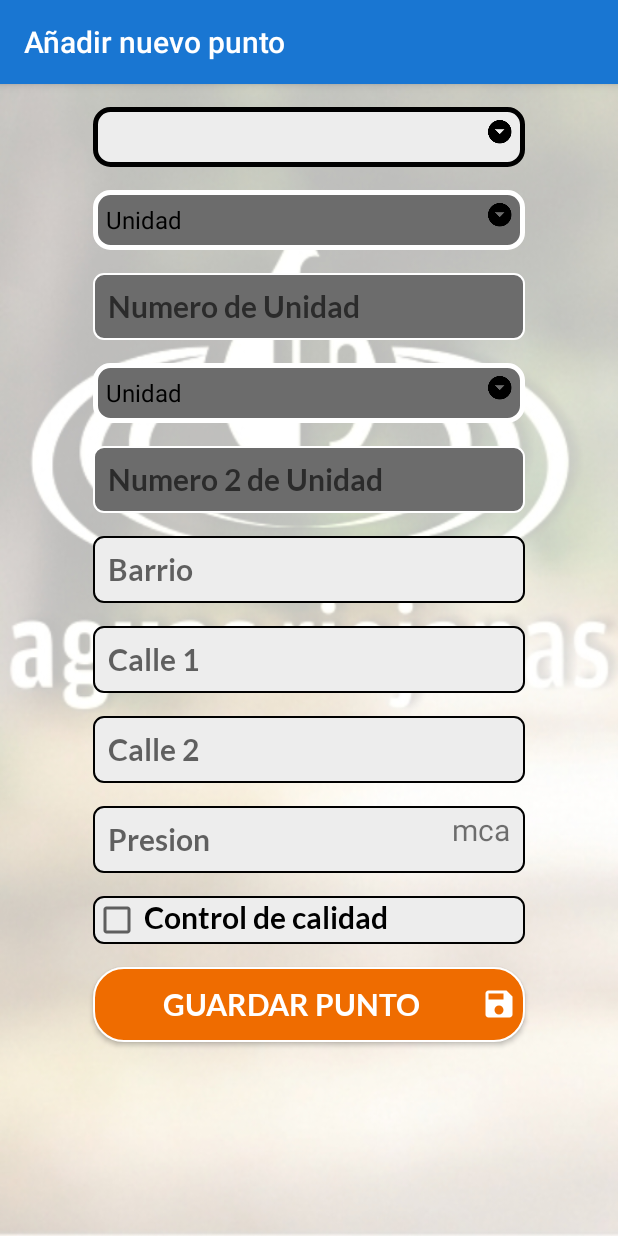
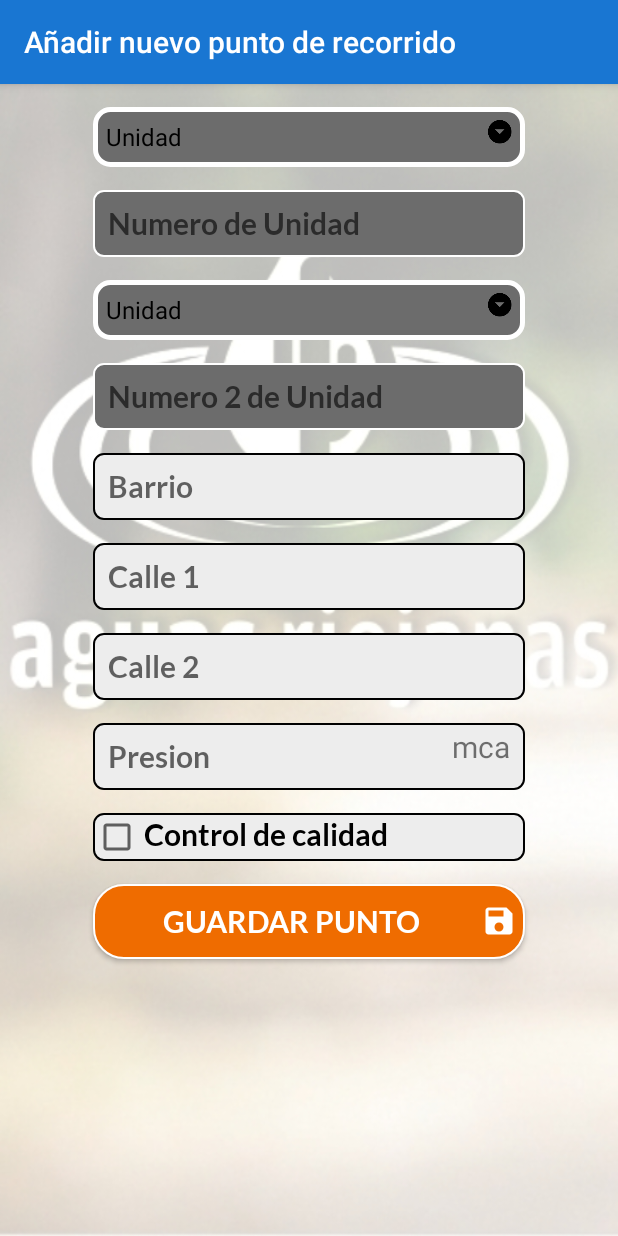
Before and after one commit to matyignacio/PresionAguasRiojanas, an Android app: the NuevoPuntoActivity screen opened directly, with no data from a screen before it, on a phone screen of 412 x 824 dp. Run offline under Robolectric (Android 15) with nearby library versions, the light colour scheme and no system bars; our stand-ins replace ButterKnife.

Commit message:
* Quito el spinner que permitia elegir el tipo de punto, ahora solo se cargara un nuevo punto dependiendo del mapa que se lance la activity. * Corregido validaciones y bugs

```diff
--- a/app/src/main/java/com/desarrollo/kuky/presionaguasriojanas/ui/presion/NuevoPuntoActivity.java
+++ b/app/src/main/java/com/desarrollo/kuky/presionaguasriojanas/ui/presion/NuevoPuntoActivity.java
@@ -20,7 +20,6 @@ import android.widget.Spinner;
 
 import com.desarrollo.kuky.presionaguasriojanas.R;
 import com.desarrollo.kuky.presionaguasriojanas.controlador.presion.PuntoPresionControlador;
-import com.desarrollo.kuky.presionaguasriojanas.controlador.presion.TipoPuntoControlador;
 import com.desarrollo.kuky.presionaguasriojanas.objeto.presion.PuntoPresion;
 import com.desarrollo.kuky.presionaguasriojanas.objeto.presion.TipoPresion;
 import com.desarrollo.kuky.presionaguasriojanas.objeto.presion.TipoPunto;
@@ -50,7 +49,6 @@ import static com.desarrollo.kuky.presionaguasriojanas.util.Util.FASTEST_UPDATE_
 import static com.desarrollo.kuky.presionaguasriojanas.util.Util.MAPA_CLIENTES;
 import static com.desarrollo.kuky.presionaguasriojanas.util.Util.MAPA_RECORRIDO;
 import static com.desarrollo.kuky.presionaguasriojanas.util.Util.MY_PERMISSIONS_REQUEST_ACCESS_FINE_LOCATION;
-import static com.desarrollo.kuky.presionaguasriojanas.util.Util.POSICION_SELECCIONADA;
 import static com.desarrollo.kuky.presionaguasriojanas.util.Util.REQUEST_CHECK_SETTINGS;
 import static com.desarrollo.kuky.presionaguasriojanas.util.Util.SPINNER_TIPO_UNIDAD;
 import static com.desarrollo.kuky.presionaguasriojanas.util.Util.SPINNER_TIPO_UNIDAD2;
@@ -82,10 +80,8 @@ public class NuevoPuntoActivity extends AppCompatActivity {
     // boolean flag to toggle the ui
     public Boolean mRequestingLocationUpdates;
     private EditText etUnidad, etUnidad2, etBarrio, etCalle1, etCalle2, etPresion;
-    private Spinner sTipoPunto, sTipoUnidad, sTipoUnidad2;
+    private Spinner sTipoUnidad, sTipoUnidad2;
     private ArrayList<EditText> inputs = new ArrayList<>();
-    private ArrayList<TipoPunto> tipoPuntos = new ArrayList<>();
-    private TipoPuntoControlador tipoPuntoControlador = new TipoPuntoControlador();
     private TipoPunto tipoPunto = new TipoPunto();
     private List<String> labelsTipoUnidad = new ArrayList<>();
 
@@ -95,8 +91,6 @@ public class NuevoPuntoActivity extends AppCompatActivity {
         setContentView(R.layout.activity_nuevo_punto);
         ButterKnife.bind(this);
         cbCalidad = findViewById(R.id.cbCalidad);
-        tipoPuntos = tipoPuntoControlador.extraerTodos(this);
-        //tvUnidad = findViewById(R.id.tvUnidad);
         bEnviarNuevoPunto = findViewById(R.id.bEnviarNuevoPunto);
         etUnidad = findViewById(R.id.etUnidad);
         etUnidad2 = findViewById(R.id.etUnidad2);
@@ -104,17 +98,14 @@ public class NuevoPuntoActivity extends AppCompatActivity {
         etCalle1 = findViewById(R.id.etCalle1);
         etCalle2 = findViewById(R.id.etCalle2);
         etPresion = findViewById(R.id.etPresion);
-        sTipoPunto = findViewById(R.id.sTipoPunto);
         sTipoUnidad = findViewById(R.id.sTipoUnidad);
         sTipoUnidad2 = findViewById(R.id.sTipoUnidad2);
         labelsTipoUnidad.add("Unidad");
         labelsTipoUnidad.add("Nis");
         labelsTipoUnidad.add("Medidor Aguas");
         labelsTipoUnidad.add("Medidor Edelar");
-        cargarSpinnerTipoPunto();
         cargarSpinnerTipoUnidad();
         /** SETEAMOS LOS TYPEFACES*/
-        //setPrimaryFont(this, tvUnidad);
         setPrimaryFontBold(this, etUnidad);
         setPrimaryFontBold(this, etUnidad2);
         setPrimaryFontBold(this, etBarrio);
@@ -128,9 +119,15 @@ public class NuevoPuntoActivity extends AppCompatActivity {
         inputs.add(etCalle1);
         // inputs.add(etCalle2); A ESTE LO COMENTO PORQUE NO ES OBLIGATORIO EL CAMPO
         inputs.add(etPresion);
+        if (getPreference(this, TIPO_MAPA, MAPA_RECORRIDO) == MAPA_CLIENTES) {
+            this.setTitle("Añadir nuevo cliente");
+            inputs.add(etUnidad);
+        } else {
+            this.setTitle("Añadir nuevo punto de recorrido");
+        }
         cbCalidad.setOnCheckedChangeListener((buttonView, isChecked) -> {
             if (isChecked) {
-                abrirFragmento(NuevoPuntoActivity.this, R.id.rlNuevoPunto, controlCalidadFragment);
+                abrirFragmento(this, R.id.rlNuevoPunto, controlCalidadFragment);
                 setEnabledInputs(false);
             } else {
                 setEnabledInputs(true);
@@ -254,6 +251,8 @@ public class NuevoPuntoActivity extends AppCompatActivity {
                 puntoPresion.setCloro(controlCalidadFragment.calidad.getCloro());
                 puntoPresion.setMuestra(controlCalidadFragment.calidad.getMuestra());
                 // AL TIPO PUNTO YA LO DEFINIMOS EN LA SELECCION DEL DROPDOWNLIST
+                // EDIT COMENTARIO ANTERIOR, ACA SE ASIGNA EL ID AL TIPO DE PUNTO
+                tipoPunto.setId(getPreference(NuevoPuntoActivity.this, TIPO_MAPA, MAPA_RECORRIDO));
                 puntoPresion.setTipoPunto(tipoPunto);
                 // INSERTAMOS EL NUEVO REGISTRO
                 puntoPresionControlador.insertar(puntoPresion, this);
@@ -338,43 +337,6 @@ public class NuevoPuntoActivity extends AppCompatActivity {
         }
     }
 
-    private void cargarSpinnerTipoPunto() {
-        int idTipoPunto = getPreference(NuevoPuntoActivity.this, TIPO_MAPA, MAPA_RECORRIDO);
-        List<String> labels = new ArrayList<>();
-        for (int i = 0; i < tipoPuntos.size(); i++) {
-            labels.add(tipoPuntos.get(i).getNombre());
-        }
-        Util.cargarSpinner(sTipoPunto,
-                this,
-                idTipoPunto,
-                labels,
-                () -> {
-                    tipoPunto.setId(getPreference(this, POSICION_SELECCIONADA, 1));
-                    if (getPreference(this, POSICION_SELECCIONADA, 1) == MAPA_CLIENTES) {
-                        etUnidad.setEnabled(true);
-                        sTipoUnidad.setEnabled(true);
-                        cargarSpinnerTipoUnidad();
-                        if (inputs.size() == 3) { /**EVALUAMOS SI UNIDAD YA PERTENECE A LOS CAMPOS A VALIDAR*/
-                            inputs.add(etUnidad);
-                        }
-                    } else {
-                        if (inputs.size() == 4) { /**EVALUAMOS SI UNIDAD YA PERTENECE A LOS CAMPOS A VALIDAR*/
-                            inputs.remove(3);
-                        }
-                        cargarSpinnerTipoUnidad();
-                        sTipoUnidad.setEnabled(false);
-                        etUnidad.setEnabled(false);
-                        etUnidad.setText("");
-                    }
-                    //mostrarMensaje(NuevoPuntoActivity.this, String.valueOf(tipoPunto.getId()));
-                    return null;
-                },
-                () -> {
-                    tipoPunto.setId(MAPA_RECORRIDO);
-                    return null;
-                });
-    }
-
     private void cargarSpinnerTipoUnidad() {
         Util.cargarSpinner(sTipoUnidad,
                 this,
@@ -396,7 +358,7 @@ public class NuevoPuntoActivity extends AppCompatActivity {
                     return null;
                 },
                 () -> null);
-        if (getPreference(this, POSICION_SELECCIONADA, 1) == MAPA_CLIENTES) {
+        if (getPreference(this, TIPO_MAPA, MAPA_RECORRIDO) == MAPA_CLIENTES) {
             //etUnidad.setHint("Numero de " + labelsTipoUnidad.get(sTipoUnidad.getSelectedItemPosition()));
             etUnidad.setBackgroundResource(R.drawable.et_redondo);
             sTipoUnidad.setBackgroundResource(R.drawable.sp_redondo);
@@ -417,15 +379,16 @@ public class NuevoPuntoActivity extends AppCompatActivity {
     private void setEnabledInputs(boolean enabled) {
         cbCalidad.setEnabled(enabled);
         bEnviarNuevoPunto.setEnabled(enabled);
-        etUnidad.setEnabled(enabled);
-        etUnidad2.setEnabled(enabled);
         etBarrio.setEnabled(enabled);
         etCalle1.setEnabled(enabled);
         etCalle2.setEnabled(enabled);
         etPresion.setEnabled(enabled);
-        sTipoPunto.setEnabled(enabled);
-        sTipoUnidad.setEnabled(enabled);
-        sTipoUnidad2.setEnabled(enabled);
+        if (getPreference(this, TIPO_MAPA, MAPA_RECORRIDO) == MAPA_CLIENTES) {
+            etUnidad.setEnabled(enabled);
+            etUnidad2.setEnabled(enabled);
+            sTipoUnidad.setEnabled(enabled);
+            sTipoUnidad2.setEnabled(enabled);
+        }
     }
 
 }
--- a/app/src/main/res/layout/activity_nuevo_punto.xml
+++ b/app/src/main/res/layout/activity_nuevo_punto.xml
@@ -19,19 +19,9 @@
             android:gravity="center">
 
             <Spinner
-                android:id="@+id/sTipoPunto"
-                style="@style/et_primary"
-                android:layout_height="40dp"
-                android:layout_alignStart="@+id/etUnidad"
-                android:layout_alignEnd="@id/etUnidad"
-                android:layout_marginTop="15dp"
-                android:background="@drawable/sp_redondo" />
-
-            <Spinner
                 android:id="@+id/sTipoUnidad"
                 style="@style/et_primary"
                 android:layout_height="40dp"
-                android:layout_below="@id/sTipoPunto"
                 android:layout_alignStart="@+id/etUnidad"
                 android:layout_alignEnd="@id/etUnidad"
                 android:layout_marginTop="15dp"
```
